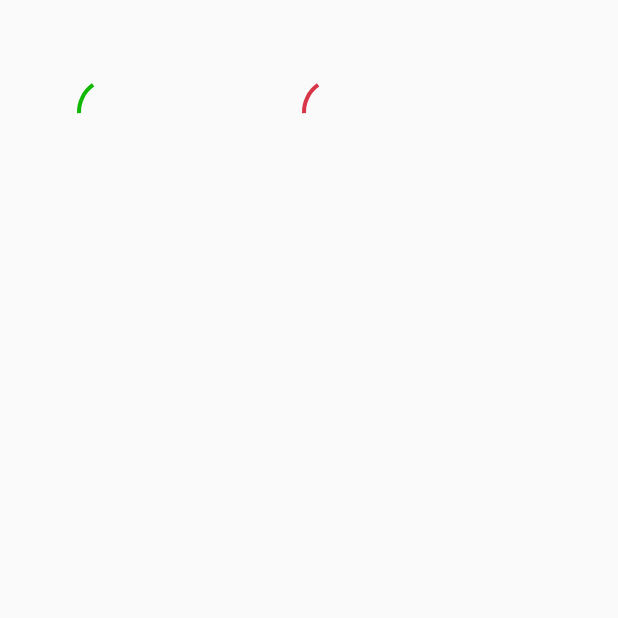
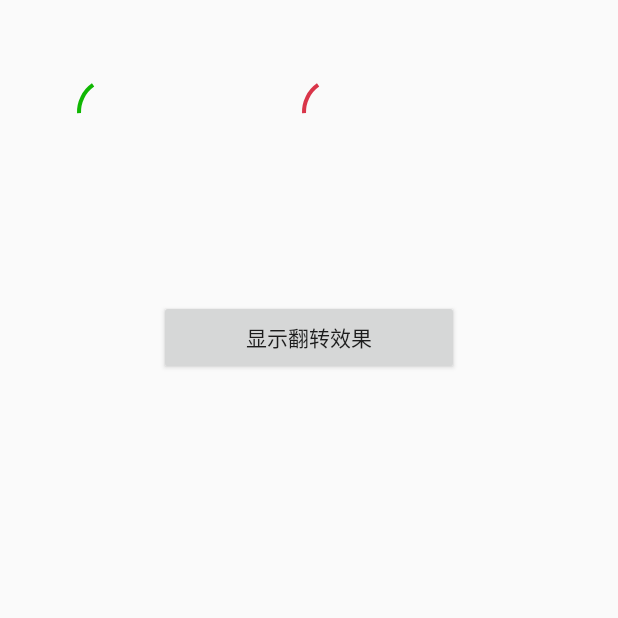
Before and after one commit to xuanzhui/Animations, an Android app: the screen it shows after launch (MainActivity), on a phone screen of 412 x 824 dp, the top half of it. Before the commit the part shown is almost empty. Run offline under Robolectric (Android 15) with nearby library versions, the phone set to English and light mode, and no system bars.

Commit message:
增加翻转效果备份

```diff
--- a/app/src/main/java/com/xuanzhui/animations/MainActivity.java
+++ b/app/src/main/java/com/xuanzhui/animations/MainActivity.java
@@ -1,13 +1,11 @@
 package com.xuanzhui.animations;
 
 import android.os.Bundle;
-import android.support.design.widget.FloatingActionButton;
-import android.support.design.widget.Snackbar;
-import android.support.v7.app.AppCompatActivity;
-import android.support.v7.widget.Toolbar;
 import android.view.View;
-import android.view.Menu;
-import android.view.MenuItem;
+
+import androidx.appcompat.app.AppCompatActivity;
+
+import com.xuanzhui.animations.fragment.FlipCardAnimView;
 
 public class MainActivity extends AppCompatActivity {
 
@@ -16,4 +14,14 @@ public class MainActivity extends AppCompatActivity {
         super.onCreate(savedInstanceState);
         setContentView(R.layout.activity_main);
     }
+
+    @Override
+    protected void onResume() {
+        super.onResume();
+    }
+
+    public void flipAnim(View v) {
+        FlipCardAnimView flipCardAnimView = new FlipCardAnimView();
+        flipCardAnimView.showNow(getSupportFragmentManager(), "flipCardAnimView");
+    }
 }
--- a/app/src/main/res/layout/activity_main.xml
+++ b/app/src/main/res/layout/activity_main.xml
@@ -3,8 +3,13 @@
     xmlns:android="http://schemas.android.com/apk/res/android"
     xmlns:tools="http://schemas.android.com/tools" android:layout_width="match_parent"
     android:layout_height="match_parent"
-    android:orientation="horizontal"
+    android:orientation="vertical"
     tools:context=".MainActivity">
+
+    <LinearLayout
+        android:layout_width="match_parent"
+        android:layout_height="wrap_content"
+        android:orientation="horizontal">
 
         <com.xuanzhui.animations.view.DrawCheckMarkView
             android:layout_width="50dp"
@@ -17,3 +22,12 @@
             android:layout_margin="50dp"/>
 
     </LinearLayout>
+
+    <Button
+        android:layout_width="200dp"
+        android:layout_height="50dp"
+        android:layout_marginTop="50dp"
+        android:layout_gravity="center_horizontal"
+        android:text="显示翻转效果"
+        android:onClick="flipAnim"/>
+</LinearLayout>
--- a/app/src/main/res/values/strings.xml
+++ b/app/src/main/res/values/strings.xml
@@ -1,4 +1,7 @@
 <resources>
     <string name="app_name">Animations</string>
     <string name="action_settings">Settings</string>
+
+    <!-- TODO: Remove or change this placeholder text -->
+    <string name="hello_blank_fragment">Hello blank fragment</string>
 </resources>
--- a/build.gradle
+++ b/build.gradle
@@ -2,10 +2,11 @@
 
 buildscript {
     repositories {
+        google()
         jcenter()
     }
     dependencies {
-        classpath 'com.android.tools.build:gradle:1.3.0'
+        classpath 'com.android.tools.build:gradle:3.6.3'
 
         // NOTE: Do not place your application dependencies here; they belong
         // in the individual module build.gradle files
@@ -14,6 +15,7 @@ buildscript {
 
 allprojects {
     repositories {
+        google()
         jcenter()
     }
 }
--- a/gradle.properties
+++ b/gradle.properties
@@ -16,3 +16,6 @@
 # This option should only be used with decoupled projects. More details, visit
 # http://www.gradle.org/docs/current/userguide/multi_project_builds.html#sec:decoupled_projects
 # org.gradle.parallel=true
+
+android.useAndroidX=true
+android.enableJetifier=true
```
Also changed, not shown: app/build.gradle (+8 -8 lines), app/src/main/java/com/xuanzhui/animations/fragment/FlipCardAnimView.java (added, +86 -0 lines), app/src/main/res/layout/fragment_flip_card_anim_view.xml (added, +14 -0 lines), app/src/main/res/values/styles.xml (+28 -0 lines), gradle/wrapper/gradle-wrapper.properties, 3 other files. Lines whose indentation alone changed are shown as unchanged.
